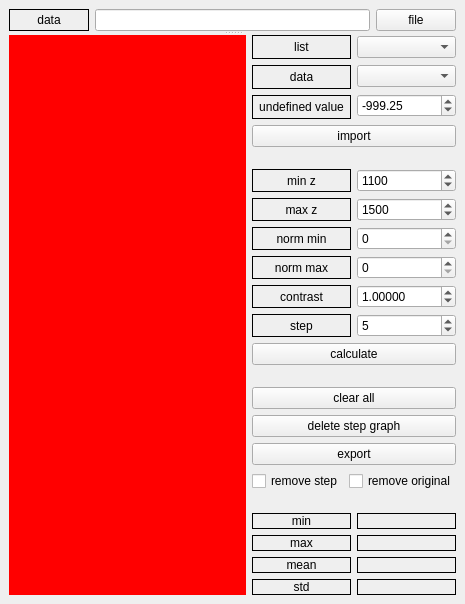
Above: python_part/ui_window.ui from Ajgull/SummerPractice2.0 before the change. Below: the same form after it.
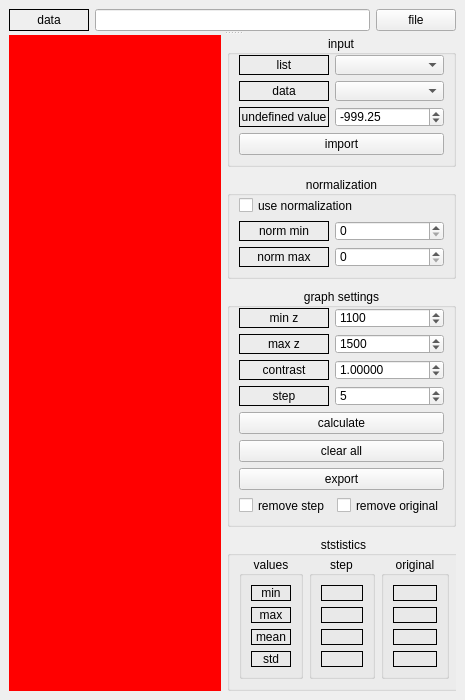
That is the form after the change.

Diff of the .ui file:
```diff
--- a/python_part/ui_window.ui
+++ b/python_part/ui_window.ui
@@ -7,13 +7,13 @@
     <x>0</x>
     <y>0</y>
     <width>465</width>
-    <height>604</height>
+    <height>700</height>
    </rect>
   </property>
   <property name="minimumSize">
    <size>
     <width>465</width>
-    <height>604</height>
+    <height>700</height>
    </size>
   </property>
   <property name="baseSize">
@@ -32,6 +32,9 @@
    <layout class="QGridLayout" name="gridLayout_4">
     <item row="0" column="0">
      <widget class="QSplitter" name="splitter">
+      <property name="frameShape">
+       <enum>QFrame::Shape::NoFrame</enum>
+      </property>
       <property name="orientation">
        <enum>Qt::Orientation::Vertical</enum>
       </property>
@@ -92,15 +95,36 @@
            <enum>QLayout::SizeConstraint::SetMinimumSize</enum>
           </property>
           <item>
+           <widget class="QGroupBox" name="verticalGroupBox_6">
+            <property name="title">
+             <string>input</string>
+            </property>
+            <property name="alignment">
+             <set>Qt::AlignmentFlag::AlignCenter</set>
+            </property>
+            <layout class="QVBoxLayout" name="verticalLayout_25">
+             <property name="sizeConstraint">
+              <enum>QLayout::SizeConstraint::SetMinimumSize</enum>
+             </property>
+             <property name="topMargin">
+              <number>0</number>
+             </property>
+             <item>
            <layout class="QHBoxLayout" name="horizontalLayout_5">
             <item>
              <layout class="QVBoxLayout" name="verticalLayout_10">
               <item>
                <widget class="QLabel" name="LB_list">
+                   <property name="sizePolicy">
+                    <sizepolicy hsizetype="Fixed" vsizetype="Fixed">
+                     <horstretch>0</horstretch>
+                     <verstretch>0</verstretch>
+                    </sizepolicy>
+                   </property>
                 <property name="minimumSize">
                  <size>
-                  <width>92</width>
-                  <height>24</height>
+                     <width>90</width>
+                     <height>20</height>
                  </size>
                 </property>
                 <property name="frameShape">
@@ -116,10 +140,16 @@
               </item>
               <item>
                <widget class="QLabel" name="LB_data">
+                   <property name="sizePolicy">
+                    <sizepolicy hsizetype="Fixed" vsizetype="Fixed">
+                     <horstretch>0</horstretch>
+                     <verstretch>0</verstretch>
+                    </sizepolicy>
+                   </property>
                 <property name="minimumSize">
                  <size>
-                  <width>92</width>
-                  <height>24</height>
+                     <width>90</width>
+                     <height>20</height>
                  </size>
                 </property>
                 <property name="frameShape">
@@ -135,10 +165,16 @@
               </item>
               <item>
                <widget class="QLabel" name="LB_undef_val">
+                   <property name="sizePolicy">
+                    <sizepolicy hsizetype="Fixed" vsizetype="Fixed">
+                     <horstretch>0</horstretch>
+                     <verstretch>0</verstretch>
+                    </sizepolicy>
+                   </property>
                 <property name="minimumSize">
                  <size>
-                  <width>92</width>
-                  <height>24</height>
+                     <width>90</width>
+                     <height>20</height>
                  </size>
                 </property>
                 <property name="frameShape">
@@ -158,16 +194,35 @@
              <layout class="QVBoxLayout" name="verticalLayout_2">
               <item>
                <widget class="QComboBox" name="CB_list_choose">
+                   <property name="maximumSize">
+                    <size>
+                     <width>16777215</width>
+                     <height>20</height>
+                    </size>
+                   </property>
                 <property name="currentText">
                  <string/>
                 </property>
                </widget>
               </item>
               <item>
-               <widget class="QComboBox" name="CB_data_choose"/>
+                  <widget class="QComboBox" name="CB_data_choose">
+                   <property name="maximumSize">
+                    <size>
+                     <width>16777215</width>
+                     <height>20</height>
+                    </size>
+                   </property>
+                  </widget>
               </item>
               <item>
                <widget class="QDoubleSpinBox" name="SB_uv">
+                   <property name="maximumSize">
+                    <size>
+                     <width>16777215</width>
+                     <height>20</height>
+                    </size>
+                   </property>
                 <property name="minimum">
                  <double>-1000.000000000000000</double>
                 </property>
@@ -185,13 +240,22 @@
           </item>
           <item>
            <widget class="QPushButton" name="PB_Import_Data">
+               <property name="maximumSize">
+                <size>
+                 <width>16777215</width>
+                 <height>23</height>
+                </size>
+               </property>
             <property name="text">
              <string>import</string>
             </property>
            </widget>
           </item>
+            </layout>
+           </widget>
+          </item>
           <item>
-           <spacer name="verticalSpacer_3">
+           <spacer name="verticalSpacer">
             <property name="orientation">
              <enum>Qt::Orientation::Vertical</enum>
             </property>
@@ -204,43 +268,51 @@
            </spacer>
           </item>
           <item>
-           <layout class="QHBoxLayout" name="horizontalLayout_2">
-            <item>
-             <layout class="QVBoxLayout" name="verticalLayout_5">
-              <item>
-               <widget class="QLabel" name="LB_MinZ">
-                <property name="frameShape">
-                 <enum>QFrame::Shape::Box</enum>
-                </property>
-                <property name="text">
-                 <string>min z</string>
+           <widget class="QGroupBox" name="verticalGroupBox_6">
+            <property name="title">
+             <string>normalization</string>
                 </property>
                 <property name="alignment">
                  <set>Qt::AlignmentFlag::AlignCenter</set>
                 </property>
-               </widget>
-              </item>
+            <layout class="QVBoxLayout" name="verticalLayout_27">
+             <property name="sizeConstraint">
+              <enum>QLayout::SizeConstraint::SetMinimumSize</enum>
+             </property>
+             <property name="topMargin">
+              <number>0</number>
+             </property>
               <item>
-               <widget class="QLabel" name="LB_MaxZ">
-                <property name="minimumSize">
+              <widget class="QCheckBox" name="cb_use_normalization">
+               <property name="maximumSize">
                  <size>
-                  <width>0</width>
-                  <height>0</height>
-                 </size>
-                </property>
-                <property name="frameShape">
-                 <enum>QFrame::Shape::Box</enum>
-                </property>
+                 <width>16777215</width>
+                 <height>19</height>
+                </size>
+               </property>
                 <property name="text">
-                 <string>max z</string>
-                </property>
-                <property name="alignment">
-                 <set>Qt::AlignmentFlag::AlignCenter</set>
+                <string>use normalization</string>
                 </property>
                </widget>
               </item>
+             <item>
+              <layout class="QHBoxLayout" name="horizontalLayout_15">
+               <item>
+                <layout class="QVBoxLayout" name="verticalLayout_22">
               <item>
                <widget class="QLabel" name="LB_MinNorm">
+                   <property name="sizePolicy">
+                    <sizepolicy hsizetype="Fixed" vsizetype="Fixed">
+                     <horstretch>0</horstretch>
+                     <verstretch>0</verstretch>
+                    </sizepolicy>
+                   </property>
+                   <property name="maximumSize">
+                    <size>
+                     <width>90</width>
+                     <height>20</height>
+                    </size>
+                   </property>
                 <property name="frameShape">
                  <enum>QFrame::Shape::Box</enum>
                 </property>
@@ -254,6 +326,18 @@
               </item>
               <item>
                <widget class="QLabel" name="LB_MaxNorm">
+                   <property name="sizePolicy">
+                    <sizepolicy hsizetype="Fixed" vsizetype="Fixed">
+                     <horstretch>0</horstretch>
+                     <verstretch>0</verstretch>
+                    </sizepolicy>
+                   </property>
+                   <property name="maximumSize">
+                    <size>
+                     <width>90</width>
+                     <height>20</height>
+                    </size>
+                   </property>
                 <property name="frameShape">
                  <enum>QFrame::Shape::Box</enum>
                 </property>
@@ -265,8 +349,148 @@
                 </property>
                </widget>
               </item>
+                </layout>
+               </item>
+               <item>
+                <layout class="QVBoxLayout" name="verticalLayout_20">
+                 <item>
+                  <widget class="QSpinBox" name="SB_Min_Norm">
+                   <property name="maximumSize">
+                    <size>
+                     <width>16777215</width>
+                     <height>20</height>
+                    </size>
+                   </property>
+                  </widget>
+                 </item>
+                 <item>
+                  <widget class="QSpinBox" name="SB_Max_Norm">
+                   <property name="maximumSize">
+                    <size>
+                     <width>16777215</width>
+                     <height>20</height>
+                    </size>
+                   </property>
+                   <property name="value">
+                    <number>0</number>
+                   </property>
+                  </widget>
+                 </item>
+                </layout>
+               </item>
+              </layout>
+             </item>
+            </layout>
+           </widget>
+          </item>
+          <item>
+           <spacer name="verticalSpacer_2">
+            <property name="orientation">
+             <enum>Qt::Orientation::Vertical</enum>
+            </property>
+            <property name="sizeHint" stdset="0">
+             <size>
+              <width>20</width>
+              <height>40</height>
+             </size>
+            </property>
+           </spacer>
+          </item>
+          <item>
+           <widget class="QGroupBox" name="verticalGroupBox_6">
+            <property name="title">
+             <string>graph settings</string>
+            </property>
+            <property name="alignment">
+             <set>Qt::AlignmentFlag::AlignCenter</set>
+            </property>
+            <layout class="QVBoxLayout" name="verticalLayout_28">
+             <property name="sizeConstraint">
+              <enum>QLayout::SizeConstraint::SetMinimumSize</enum>
+             </property>
+             <property name="topMargin">
+              <number>0</number>
+             </property>
+             <item>
+              <layout class="QHBoxLayout" name="horizontalLayout_22">
+               <item>
+                <layout class="QVBoxLayout" name="verticalLayout_33">
+                 <item>
+                  <widget class="QLabel" name="LB_MinZ">
+                   <property name="sizePolicy">
+                    <sizepolicy hsizetype="Fixed" vsizetype="Fixed">
+                     <horstretch>0</horstretch>
+                     <verstretch>0</verstretch>
+                    </sizepolicy>
+                   </property>
+                   <property name="minimumSize">
+                    <size>
+                     <width>0</width>
+                     <height>0</height>
+                    </size>
+                   </property>
+                   <property name="maximumSize">
+                    <size>
+                     <width>90</width>
+                     <height>20</height>
+                    </size>
+                   </property>
+                   <property name="frameShape">
+                    <enum>QFrame::Shape::Box</enum>
+                   </property>
+                   <property name="text">
+                    <string>min z</string>
+                   </property>
+                   <property name="alignment">
+                    <set>Qt::AlignmentFlag::AlignCenter</set>
+                   </property>
+                  </widget>
+                 </item>
+                 <item>
+                  <widget class="QLabel" name="LB_MaxZ">
+                   <property name="sizePolicy">
+                    <sizepolicy hsizetype="Fixed" vsizetype="Fixed">
+                     <horstretch>0</horstretch>
+                     <verstretch>0</verstretch>
+                    </sizepolicy>
+                   </property>
+                   <property name="minimumSize">
+                    <size>
+                     <width>0</width>
+                     <height>0</height>
+                    </size>
+                   </property>
+                   <property name="maximumSize">
+                    <size>
+                     <width>90</width>
+                     <height>20</height>
+                    </size>
+                   </property>
+                   <property name="frameShape">
+                    <enum>QFrame::Shape::Box</enum>
+                   </property>
+                   <property name="text">
+                    <string>max z</string>
+                   </property>
+                   <property name="alignment">
+                    <set>Qt::AlignmentFlag::AlignCenter</set>
+                   </property>
+                  </widget>
+                 </item>
               <item>
                <widget class="QLabel" name="LB_Contrast">
+                   <property name="sizePolicy">
+                    <sizepolicy hsizetype="Fixed" vsizetype="Fixed">
+                     <horstretch>0</horstretch>
+                     <verstretch>0</verstretch>
+                    </sizepolicy>
+                   </property>
+                   <property name="maximumSize">
+                    <size>
+                     <width>90</width>
+                     <height>20</height>
+                    </size>
+                   </property>
                 <property name="frameShape">
                  <enum>QFrame::Shape::Box</enum>
                 </property>
@@ -280,6 +504,18 @@
               </item>
               <item>
                <widget class="QLabel" name="LB_Step">
+                   <property name="sizePolicy">
+                    <sizepolicy hsizetype="Fixed" vsizetype="Fixed">
+                     <horstretch>0</horstretch>
+                     <verstretch>0</verstretch>
+                    </sizepolicy>
+                   </property>
+                   <property name="maximumSize">
+                    <size>
+                     <width>90</width>
+                     <height>20</height>
+                    </size>
+                   </property>
                 <property name="frameShape">
                  <enum>QFrame::Shape::Box</enum>
                 </property>
@@ -294,9 +530,15 @@
              </layout>
             </item>
             <item>
-             <layout class="QVBoxLayout" name="verticalLayout_6">
+                <layout class="QVBoxLayout" name="verticalLayout_32">
               <item>
                <widget class="QSpinBox" name="SB_Min_Z">
+                   <property name="maximumSize">
+                    <size>
+                     <width>16777215</width>
+                     <height>20</height>
+                    </size>
+                   </property>
                 <property name="minimum">
                  <number>1</number>
                 </property>
@@ -310,6 +552,12 @@
               </item>
               <item>
                <widget class="QSpinBox" name="SB_Max_Z">
+                   <property name="maximumSize">
+                    <size>
+                     <width>16777215</width>
+                     <height>20</height>
+                    </size>
+                   </property>
                 <property name="minimum">
                  <number>1</number>
                 </property>
@@ -321,18 +569,14 @@
                 </property>
                </widget>
               </item>
-              <item>
-               <widget class="QSpinBox" name="SB_Min_Norm"/>
-              </item>
-              <item>
-               <widget class="QSpinBox" name="SB_Max_Norm">
-                <property name="value">
-                 <number>0</number>
-                </property>
-               </widget>
-              </item>
               <item>
                <widget class="QDoubleSpinBox" name="SB_Contrast">
+                   <property name="maximumSize">
+                    <size>
+                     <width>16777215</width>
+                     <height>20</height>
+                    </size>
+                   </property>
                 <property name="decimals">
                  <number>5</number>
                 </property>
@@ -346,6 +590,12 @@
               </item>
               <item>
                <widget class="QSpinBox" name="SB_Step">
+                   <property name="maximumSize">
+                    <size>
+                     <width>16777215</width>
+                     <height>20</height>
+                    </size>
+                   </property>
                 <property name="minimum">
                  <number>1</number>
                 </property>
@@ -363,53 +613,55 @@
           </item>
           <item>
            <widget class="QPushButton" name="PB_Calculate">
+               <property name="maximumSize">
+                <size>
+                 <width>16777215</width>
+                 <height>23</height>
+                </size>
+               </property>
             <property name="text">
              <string>calculate</string>
             </property>
            </widget>
           </item>
           <item>
-           <spacer name="verticalSpacer_2">
-            <property name="orientation">
-             <enum>Qt::Orientation::Vertical</enum>
-            </property>
-            <property name="sizeHint" stdset="0">
-             <size>
-              <width>20</width>
-              <height>40</height>
-             </size>
-            </property>
-           </spacer>
-          </item>
-          <item>
-           <layout class="QVBoxLayout" name="verticalLayout_7">
-            <item>
-             <layout class="QVBoxLayout" name="verticalLayout_11">
-              <item>
                <widget class="QPushButton" name="PB_Clear_All">
+               <property name="maximumSize">
+                <size>
+                 <width>16777215</width>
+                 <height>23</height>
+                </size>
+               </property>
                 <property name="text">
                  <string>clear all</string>
                 </property>
                </widget>
               </item>
-              <item>
-               <widget class="QPushButton" name="PB_Clear_Step">
-                <property name="text">
-                 <string>delete step graph</string>
-                </property>
-               </widget>
-              </item>
               <item>
                <widget class="QPushButton" name="PB_Export">
+               <property name="maximumSize">
+                <size>
+                 <width>16777215</width>
+                 <height>23</height>
+                </size>
+               </property>
                 <property name="text">
                  <string>export</string>
                 </property>
                </widget>
               </item>
               <item>
+              <layout class="QVBoxLayout" name="verticalLayout_11">
+               <item>
                <layout class="QHBoxLayout" name="horizontalLayout_7">
                 <item>
                  <widget class="QCheckBox" name="CheckBox_Remove_Step">
+                   <property name="maximumSize">
+                    <size>
+                     <width>16777215</width>
+                     <height>19</height>
+                    </size>
+                   </property>
                   <property name="text">
                    <string>remove step</string>
                   </property>
@@ -417,6 +669,12 @@
                 </item>
                 <item>
                  <widget class="QCheckBox" name="CheckBox_Remove_Original">
+                   <property name="maximumSize">
+                    <size>
+                     <width>16777215</width>
+                     <height>19</height>
+                    </size>
+                   </property>
                   <property name="text">
                    <string>remove original</string>
                   </property>
@@ -424,8 +682,13 @@
                 </item>
                </layout>
               </item>
+              </layout>
+             </item>
+            </layout>
+           </widget>
+          </item>
               <item>
-               <spacer name="verticalSpacer">
+           <spacer name="verticalSpacer_3">
                 <property name="orientation">
                  <enum>Qt::Orientation::Vertical</enum>
                 </property>
@@ -437,11 +700,31 @@
                 </property>
                </spacer>
               </item>
-             </layout>
-            </item>
             <item>
+           <layout class="QVBoxLayout" name="verticalLayout_7">
+            <item>
+             <widget class="QGroupBox" name="">
+              <property name="title">
+               <string>ststistics</string>
+              </property>
+              <property name="alignment">
+               <set>Qt::AlignmentFlag::AlignCenter</set>
+              </property>
              <layout class="QHBoxLayout" name="horizontalLayout">
+               <property name="sizeConstraint">
+                <enum>QLayout::SizeConstraint::SetMinimumSize</enum>
+               </property>
+               <property name="topMargin">
+                <number>0</number>
+               </property>
               <item>
+                <widget class="QGroupBox" name="">
+                 <property name="title">
+                  <string>values</string>
+                 </property>
+                 <property name="alignment">
+                  <set>Qt::AlignmentFlag::AlignCenter</set>
+                 </property>
                <layout class="QVBoxLayout" name="verticalLayout_3">
                 <item>
                  <widget class="QLabel" name="LB_Min">
@@ -496,8 +779,22 @@
                  </widget>
                 </item>
                </layout>
+                </widget>
               </item>
               <item>
+                <widget class="QGroupBox" name="">
+                 <property name="minimumSize">
+                  <size>
+                   <width>66</width>
+                   <height>110</height>
+                  </size>
+                 </property>
+                 <property name="title">
+                  <string>step</string>
+                 </property>
+                 <property name="alignment">
+                  <set>Qt::AlignmentFlag::AlignCenter</set>
+                 </property>
                <layout class="QVBoxLayout" name="verticalLayout_4">
                 <item>
                  <widget class="QLabel" name="LB_Min_Val">
@@ -552,8 +849,62 @@
                  </widget>
                 </item>
                </layout>
-              </item>
-             </layout>
+                </widget>
+               </item>
+               <item>
+                <widget class="QGroupBox" name="verticalGroupBox_5">
+                 <property name="title">
+                  <string>original</string>
+                 </property>
+                 <property name="alignment">
+                  <set>Qt::AlignmentFlag::AlignCenter</set>
+                 </property>
+                 <layout class="QVBoxLayout" name="verticalLayout_24">
+                  <item>
+                   <widget class="QLabel" name="lb_orig_min_val">
+                    <property name="frameShape">
+                     <enum>QFrame::Shape::Box</enum>
+                    </property>
+                    <property name="text">
+                     <string/>
+                    </property>
+                   </widget>
+                  </item>
+                  <item>
+                   <widget class="QLabel" name="lb_orig_max_val">
+                    <property name="frameShape">
+                     <enum>QFrame::Shape::Box</enum>
+                    </property>
+                    <property name="text">
+                     <string/>
+                    </property>
+                   </widget>
+                  </item>
+                  <item>
+                   <widget class="QLabel" name="lb_orig_mean_val">
+                    <property name="frameShape">
+                     <enum>QFrame::Shape::Box</enum>
+                    </property>
+                    <property name="text">
+                     <string/>
+                    </property>
+                   </widget>
+                  </item>
+                  <item>
+                   <widget class="QLabel" name="lb_orig_std_val">
+                    <property name="frameShape">
+                     <enum>QFrame::Shape::Box</enum>
+                    </property>
+                    <property name="text">
+                     <string/>
+                    </property>
+                   </widget>
+                  </item>
+                 </layout>
+                </widget>
+               </item>
+              </layout>
+             </widget>
             </item>
            </layout>
           </item>
```
Left out of the diff: 8 changed lines with no effect on the pictures. Lines whose indentation alone changed are shown as unchanged.
